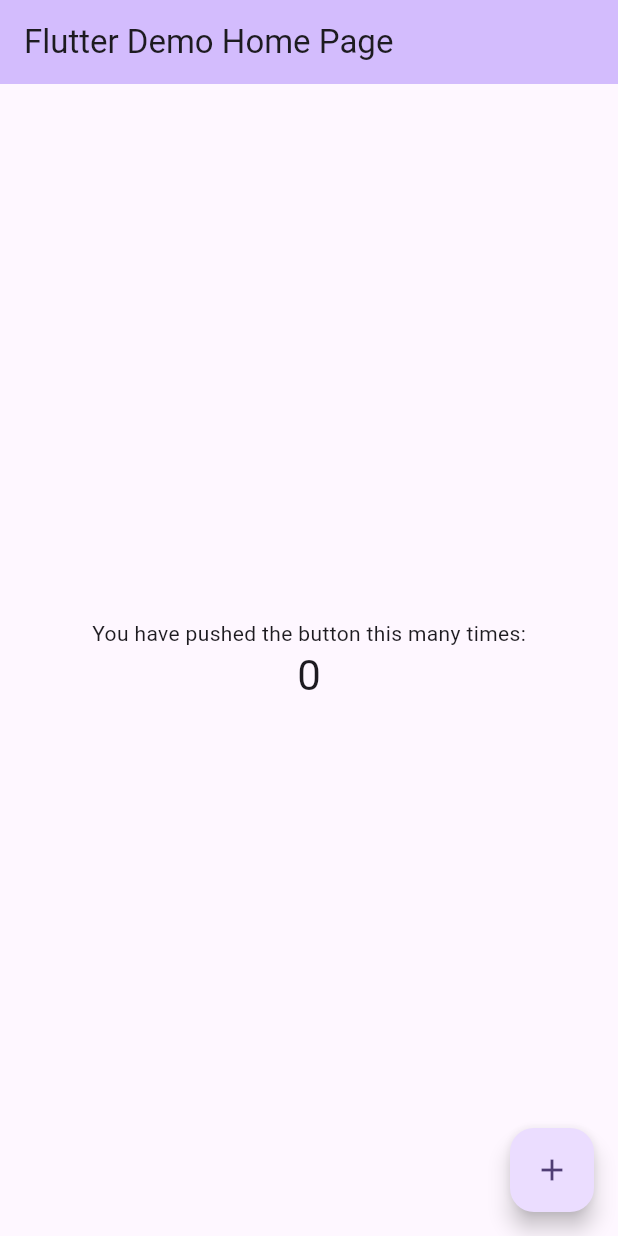
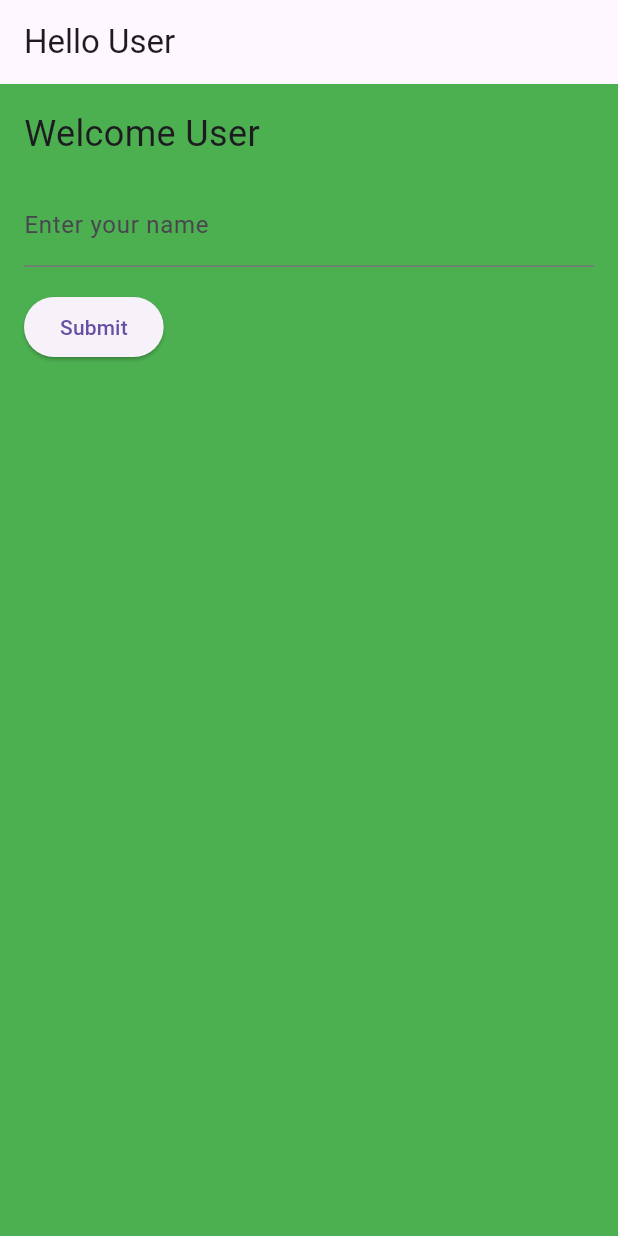
Before and after one commit to d2d-weizhi/flutter-tinkering, a Flutter app: the screen it shows after launch, on a phone screen of 412 x 824 dp. Run offline on Flutter 3.47's test engine with Material 3 defaults, Android fonts, the phone set to English and light mode, and no system bars.

Commit message:
Finished learning from chapter 3

```diff
--- a/ch03_first_flutter_app/hello_user/lib/main.dart
+++ b/ch03_first_flutter_app/hello_user/lib/main.dart
@@ -1,125 +1,41 @@
 import 'package:flutter/material.dart';
 
 void main() {
-  runApp(const MyApp());
+  runApp(
+    const HelloApp()
+  );
 }
 
-class MyApp extends StatelessWidget {
-  const MyApp({super.key});
+class HelloApp extends StatelessWidget {
+  const HelloApp({ super.key });
 
-  // This widget is the root of your application.
   @override
   Widget build(BuildContext context) {
     return MaterialApp(
-      title: 'Flutter Demo',
-      theme: ThemeData(
-        // This is the theme of your application.
-        //
-        // TRY THIS: Try running your application with "flutter run". You'll see
-        // the application has a purple toolbar. Then, without quitting the app,
-        // try changing the seedColor in the colorScheme below to Colors.green
-        // and then invoke "hot reload" (save your changes or press the "hot
-        // reload" button in a Flutter-supported IDE, or press "r" if you used
-        // the command line to start the app).
-        //
-        // Notice that the counter didn't reset back to zero; the application
-        // state is not lost during the reload. To reset the state, use hot
-        // restart instead.
-        //
-        // This works for code too, not just values: Most code changes can be
-        // tested with just a hot reload.
-        colorScheme: ColorScheme.fromSeed(seedColor: Colors.deepPurple),
-        useMaterial3: true,
-      ),
-      home: const MyHomePage(title: 'Flutter Demo Home Page'),
+      debugShowCheckedModeBanner: false,
+      home: Scaffold (
+        appBar: AppBar(
+          title: const Text('Hello User'),
+        ),
+        body: const Padding(
+          padding: EdgeInsets.all(16.0),
+          child: Column(
+            crossAxisAlignment: CrossAxisAlignment.start,
+            children:[
+              Text('Welcome User', style: TextStyle(fontSize: 24)),
+              SizedBox(height: 16),
+              TextField(decoration: InputDecoration(labelText: 'Enter your name')),
+              SizedBox(height: 16),
+              ElevatedButton(onPressed: submitButtonPressed, child: Text('Submit')),
+            ],
+          ),
+        ),
+        backgroundColor: Colors.green,
+      )
     );
   }
 }
 
-class MyHomePage extends StatefulWidget {
-  const MyHomePage({super.key, required this.title});
-
-  // This widget is the home page of your application. It is stateful, meaning
-  // that it has a State object (defined below) that contains fields that affect
-  // how it looks.
-
-  // This class is the configuration for the state. It holds the values (in this
-  // case the title) provided by the parent (in this case the App widget) and
-  // used by the build method of the State. Fields in a Widget subclass are
-  // always marked "final".
-
-  final String title;
-
-  @override
-  State<MyHomePage> createState() => _MyHomePageState();
+void submitButtonPressed() {
+  print('Submit button pressed');
 }
-
-class _MyHomePageState extends State<MyHomePage> {
-  int _counter = 0;
-
-  void _incrementCounter() {
-    setState(() {
-      // This call to setState tells the Flutter framework that something has
-      // changed in this State, which causes it to rerun the build method below
-      // so that the display can reflect the updated values. If we changed
-      // _counter without calling setState(), then the build method would not be
-      // called again, and so nothing would appear to happen.
-      _counter++;
-    });
-  }
-
-  @override
-  Widget build(BuildContext context) {
-    // This method is rerun every time setState is called, for instance as done
-    // by the _incrementCounter method above.
-    //
-    // The Flutter framework has been optimized to make rerunning build methods
-    // fast, so that you can just rebuild anything that needs updating rather
-    // than having to individually change instances of widgets.
-    return Scaffold(
-      appBar: AppBar(
-        // TRY THIS: Try changing the color here to a specific color (to
-        // Colors.amber, perhaps?) and trigger a hot reload to see the AppBar
-        // change color while the other colors stay the same.
-        backgroundColor: Theme.of(context).colorScheme.inversePrimary,
-        // Here we take the value from the MyHomePage object that was created by
-        // the App.build method, and use it to set our appbar title.
-        title: Text(widget.title),
-      ),
-      body: Center(
-        // Center is a layout widget. It takes a single child and positions it
-        // in the middle of the parent.
-        child: Column(
-          // Column is also a layout widget. It takes a list of children and
-          // arranges them vertically. By default, it sizes itself to fit its
-          // children horizontally, and tries to be as tall as its parent.
-          //
-          // Column has various properties to control how it sizes itself and
-          // how it positions its children. Here we use mainAxisAlignment to
-          // center the children vertically; the main axis here is the vertical
-          // axis because Columns are vertical (the cross axis would be
-          // horizontal).
-          //
-          // TRY THIS: Invoke "debug painting" (choose the "Toggle Debug Paint"
-          // action in the IDE, or press "p" in the console), to see the
-          // wireframe for each widget.
-          mainAxisAlignment: MainAxisAlignment.center,
-          children: <Widget>[
-            const Text(
-              'You have pushed the button this many times:',
-            ),
-            Text(
-              '$_counter',
-              style: Theme.of(context).textTheme.headlineMedium,
-            ),
-          ],
-        ),
-      ),
-      floatingActionButton: FloatingActionButton(
-        onPressed: _incrementCounter,
-        tooltip: 'Increment',
-        child: const Icon(Icons.add),
-      ), // This trailing comma makes auto-formatting nicer for build methods.
-    );
-  }
-}
```
